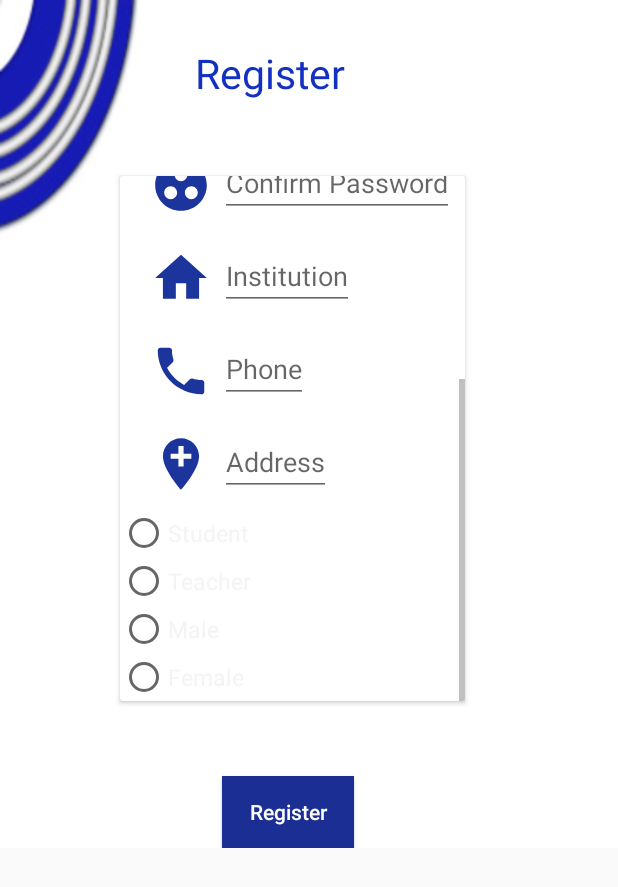
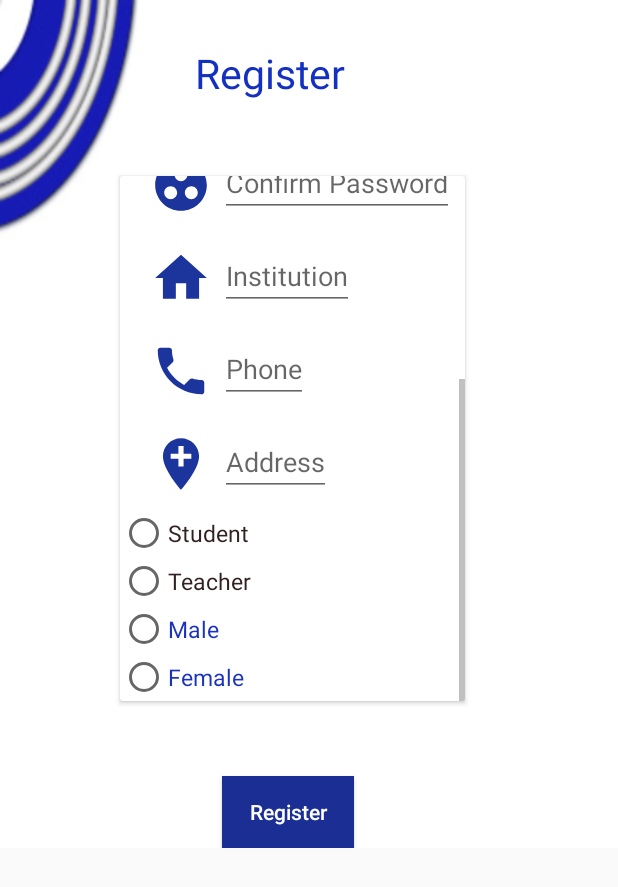
Before and after one commit to Amxadhussain97/Android, an Android app: the RegistrationForm screen opened directly, with no data from a screen before it, scrolled down 220 dp, on a phone screen of 412 x 824 dp. Shown: the top 887 px of the screen. Run offline under Robolectric (Android 15) with nearby library versions, the phone set to English and light mode, and no system bars; our stand-ins replace Firebase (no records; nobody signed in at launch, a user with empty details on screens opened directly).

Commit message:
color in radio button

```diff
--- a/app/src/main/res/layout/activity_registration_form.xml
+++ b/app/src/main/res/layout/activity_registration_form.xml
@@ -227,7 +227,7 @@
                             android:outlineSpotShadowColor="#FFFFFF"
                             android:shadowColor="#FFFFFF"
                             android:textSize="15dp"
-                            android:textColor="#F5F4F4"
+                            android:textColor="#312121"
                             />
                         <RadioButton
                             android:id="@+id/register_teacher_id"
@@ -237,7 +237,7 @@
                             android:shadowColor="#FFFFFF"
                             android:text="@string/teacher"
                             android:textSize="15dp"
-                            android:textColor="#F5F4F4"
+                            android:textColor="#312121"
                             />
                     </RadioGroup>
                     <RadioGroup
@@ -251,9 +251,9 @@
                             android:layout_height="match_parent"
                             android:text="@string/male"
                             android:textSize="15dp"
-                            android:textColor="#F5F4F4"
+                            android:textColor="#1B33BB"
                             android:outlineSpotShadowColor="#FFFFFF"
-                            android:shadowColor="#FFFFFF"
+                            android:shadowColor="#3F51B5"
 
                             />
                         <RadioButton
@@ -264,7 +264,7 @@
                             android:textSize="15dp"
                             android:outlineSpotShadowColor="#FFFFFF"
                             android:shadowColor="#FFFFFF"
-                            android:textColor="#F5F4F4"
+                            android:textColor="#1B33BB"
                             />
                     </RadioGroup>
 
```
